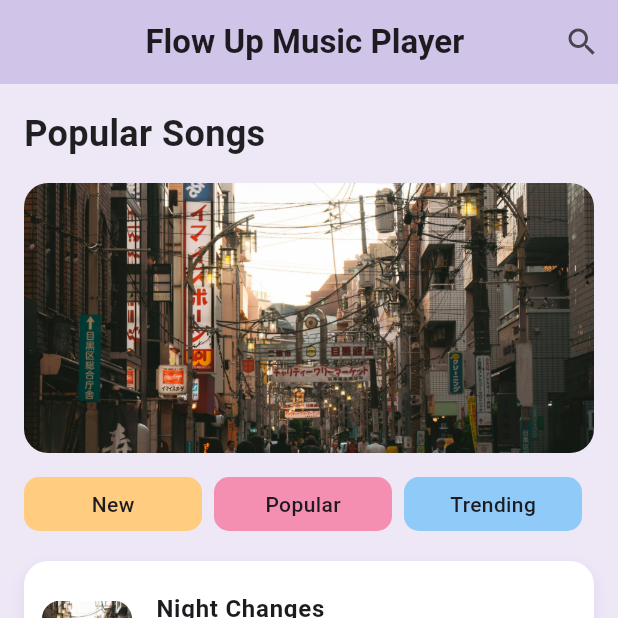
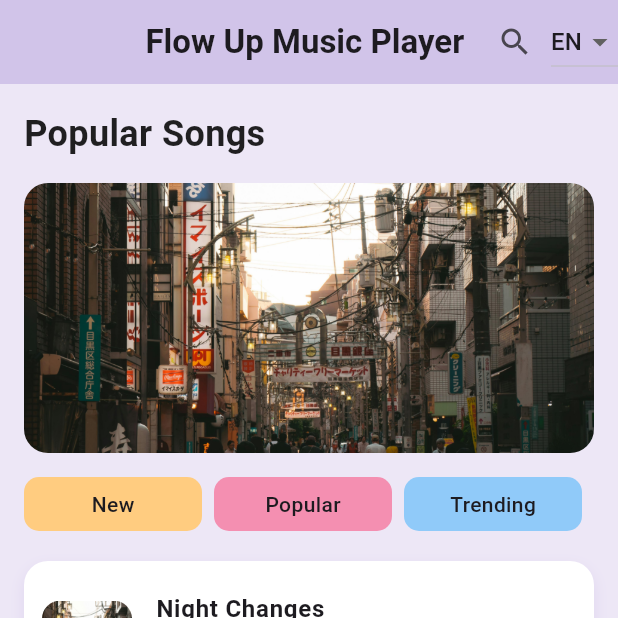
Before and after one commit to trgiang14/2025_LTTBDD_N05_Nhom_Giang, a Flutter app: the screen it shows after launch, on a phone screen of 412 x 824 dp, the top half of it. Run offline on Flutter 3.47's test engine with Material 3 defaults, Android fonts, the phone set to English and light mode, and no system bars.

Commit message:
thêm thay đổi ngôn ngữ Anh/Việt

```diff
--- a/lib/main.dart
+++ b/lib/main.dart
@@ -2,6 +2,7 @@ import 'package:flutter/material.dart';
 import 'screens/player_screen.dart';
 import 'screens/home_screen.dart';
 import 'screens/about_screen.dart';
+import 'package:flow_up/lang.dart';
 
 void main() {
   runApp(FlowApp());
@@ -29,11 +30,6 @@ class _FlowAppState extends State<FlowApp> {
     return MaterialApp(
       debugShowCheckedModeBanner: false,
       title: "Flow Up Music Player",
-      theme: ThemeData(
-        brightness: Brightness.light,
-        primarySwatch: Colors.blue,
-      ),
-      darkTheme: ThemeData.dark(),
       home: Scaffold(
         body: _screen[_selectedIndex],
         bottomNavigationBar: BottomNavigationBar(
@@ -43,15 +39,18 @@ class _FlowAppState extends State<FlowApp> {
               _selectedIndex = index;
             });
           },
-          items: const [
-            BottomNavigationBarItem(icon: Icon(Icons.home), label: 'Home'),
+          items: [
+            BottomNavigationBarItem(
+              icon: Icon(Icons.home),
+              label: lang("home", "Home"),
+            ),
             BottomNavigationBarItem(
               icon: Icon(Icons.music_note),
-              label: 'Player',
+              label: lang("player", "Player"),
             ),
             BottomNavigationBarItem(
               icon: Icon(Icons.info_outline),
-              label: 'About',
+              label: lang("about", "About"),
             ),
           ],
         ),
--- a/lib/screens/home_screen.dart
+++ b/lib/screens/home_screen.dart
@@ -1,9 +1,15 @@
 import 'package:flow_up/screens/player_screen.dart';
 import 'package:flutter/material.dart';
+import 'package:flow_up/lang.dart';
 
-class HomeScreen extends StatelessWidget {
+class HomeScreen extends StatefulWidget {
   const HomeScreen({super.key});
 
+  @override
+  State<HomeScreen> createState() => _HomeScreenState();
+}
+
+class _HomeScreenState extends State<HomeScreen> {
   @override
   Widget build(BuildContext context) {
     final List<Map<String, dynamic>> songs = [
@@ -39,16 +45,30 @@ class HomeScreen extends StatelessWidget {
           "Flow Up Music Player ",
           style: TextStyle(fontWeight: FontWeight.bold),
         ),
-        actions: [IconButton(onPressed: () {}, icon: const Icon(Icons.search))],
+        actions: [
+          IconButton(onPressed: () {}, icon: const Icon(Icons.search)),
+          DropdownButton(
+            value: currentLanguage,
+            items: const [
+              DropdownMenuItem(value: "en", child: Text("EN")),
+              DropdownMenuItem(value: "vi", child: Text("VI")),
+            ],
+            onChanged: (String? name) {
+              setState(() {
+                currentLanguage = name ?? "en";
+              });
+            },
+          ),
+        ],
       ),
       body: Padding(
         padding: const EdgeInsets.symmetric(horizontal: 16),
         child: ListView(
           children: [
-            const Padding(
+            Padding(
               padding: EdgeInsets.symmetric(vertical: 16.0),
               child: Text(
-                "Popular Songs",
+                lang("popular_songs", "Popular Songs"),
                 style: TextStyle(
                   fontSize: 24,
                   fontWeight: FontWeight.bold,
@@ -71,11 +91,23 @@ class HomeScreen extends StatelessWidget {
             Row(
               mainAxisAlignment: MainAxisAlignment.spaceBetween,
               children: [
-                Expanded(child: _buildTag("New", Colors.orange.shade200)),
+                Expanded(
+                  child: _buildTag(lang("new", "New"), Colors.orange.shade200),
+                ),
                 const SizedBox(width: 8),
-                Expanded(child: _buildTag("Popular", Colors.pink.shade200)),
+                Expanded(
+                  child: _buildTag(
+                    lang("popular", "Popular"),
+                    Colors.pink.shade200,
+                  ),
+                ),
                 const SizedBox(width: 8),
-                Expanded(child: _buildTag("Trending", Colors.blue.shade200)),
+                Expanded(
+                  child: _buildTag(
+                    lang("trending", "Trending"),
+                    Colors.blue.shade200,
+                  ),
+                ),
                 const SizedBox(width: 8),
               ],
             ),
```
Also changed, not shown: lib/lang.dart (added, +23 -0 lines), lib/screens/about_screen.dart (+11 -8 lines).
